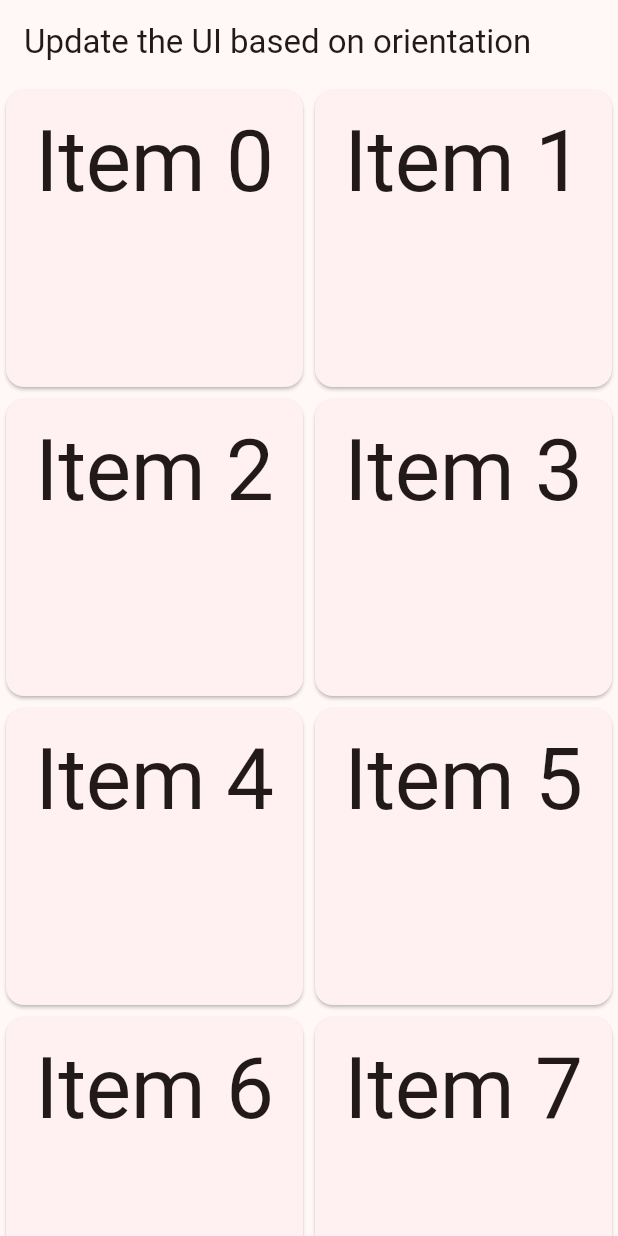
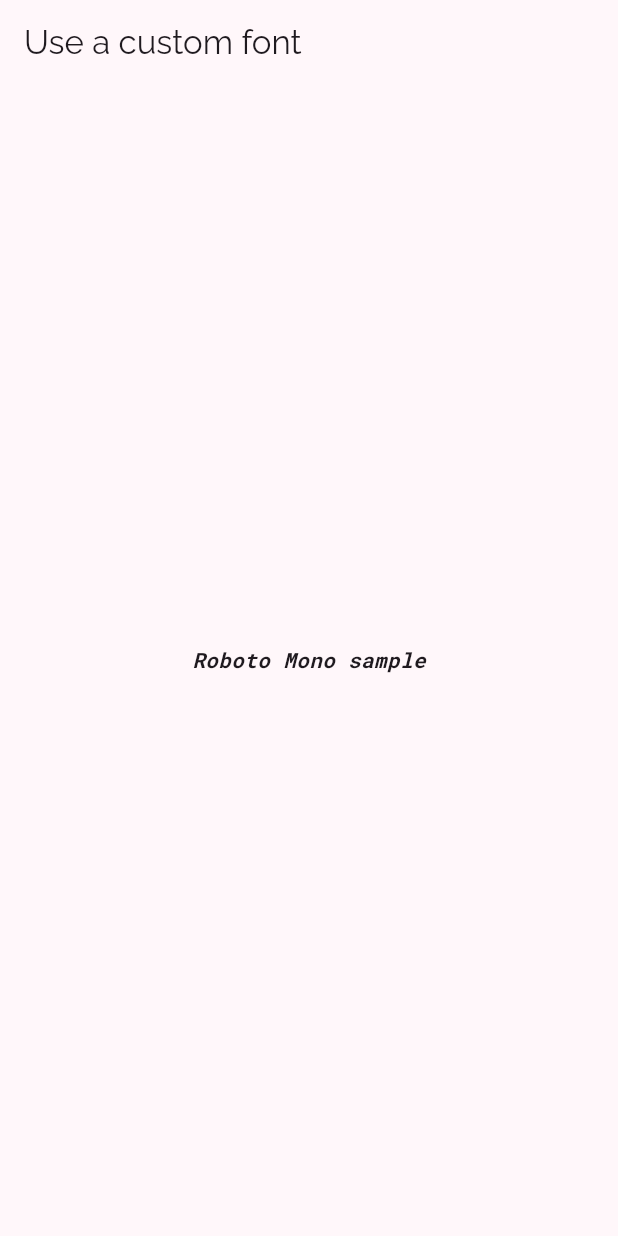
Before and after one commit to Igothics/Practice_Flutter_UI, a Flutter app: the screen it shows after launch, on a phone screen of 412 x 824 dp. Run offline on Flutter 3.47's test engine with Material 2 defaults, Android fonts, the phone set to English and light mode, and no system bars; our stand-ins replace dynamic_color.

Commit message:
Use a custom font

```diff
--- a/lib/main.dart
+++ b/lib/main.dart
@@ -11,12 +11,12 @@ class MyApp extends StatelessWidget {
   @override
   Widget build(BuildContext context) {
     return MaterialApp(
-      title: "Design Practice : Update the UI based on orientation",
+      title: "Design Practice : Use a custom font",
       theme: ThemeData(
+        fontFamily: 'Raleway',
         colorScheme: ColorScheme.fromSeed(
-            seedColor: Colors.pinkAccent,
-            brightness: Brightness.light,
-        ).harmonized(),
+          seedColor: Colors.purple,
+          brightness: Brightness.light,).harmonized(),
         useMaterial3: true,
       ),
       home: const HomePage(),
@@ -30,31 +30,16 @@ class HomePage extends StatelessWidget {
   @override
   Widget build(BuildContext context) {
     return Scaffold(
-      appBar: AppBar(
-        title: const Text(
-          "Update the UI based on orientation",
+      appBar: AppBar(title: const Text("Use a custom font",),),
+      body: const Center(
+        child: Text(
+          "Roboto Mono sample",
+          style: TextStyle(
+            fontStyle: FontStyle.italic,
+            fontFamily: 'RobotoMono',
+            fontWeight: FontWeight.bold,
+          ),
         ),
-      ),
-      body: OrientationBuilder(
-        builder: (context, orientation) {
-          final columnCount = orientation == Orientation.portrait ? 2 : 3;
-          return GridView.count(
-            crossAxisCount: columnCount,
-            children: List.generate(
-              100,
-              (index) => Card(
-                child: Padding(
-                  padding: const EdgeInsets.all(16.0),
-                  child: Text(
-                    "Item $index",
-                    textAlign: TextAlign.center,
-                    style: Theme.of(context).textTheme.headline1,
-                  ),
-                ),
-              ),
-            ),
-          );
-        },
       ),
     );
   }
```
Also changed, not shown: pubspec.yaml (+11 -0 lines), lib/fonts/Raleway-Italic.ttf (added), lib/fonts/Raleway-Regular.ttf (added), lib/fonts/RobotoMono-Bold.ttf (added), lib/fonts/RobotoMono-Regular.ttf (added).
